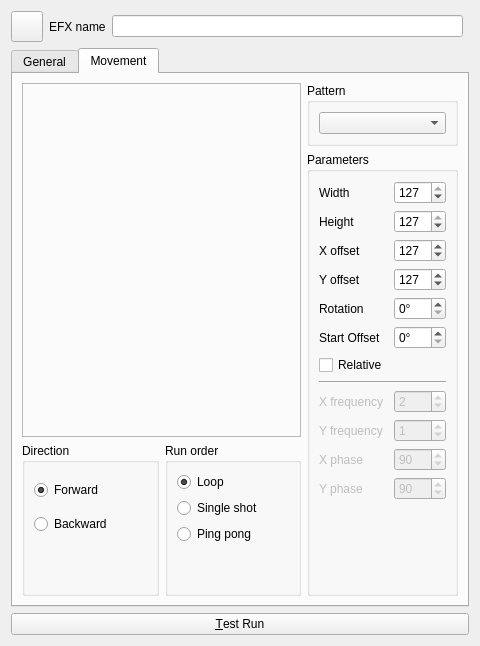
Old version of the form ui/src/efxeditor.ui in the repository mcallegari/qlcplus.
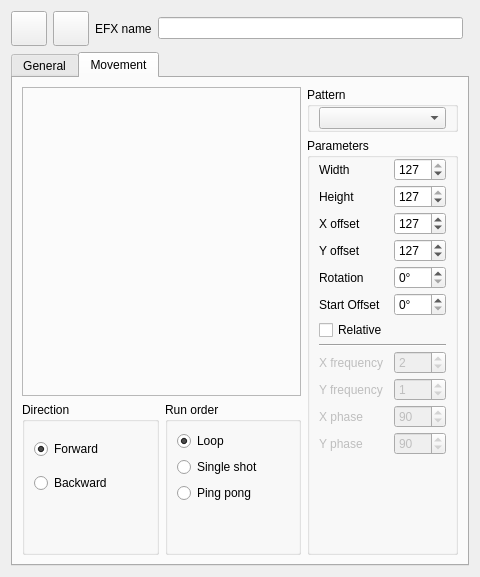
New version of the form. The open tabs and pages were chosen to show the change. Icons and pictures are not drawn.

Commit message: UI: unified EFX and RGB Matrix editor 'Test run' look & feel

What changed in the file:
```diff
--- a/ui/src/efxeditor.ui
+++ b/ui/src/efxeditor.ui
@@ -7,26 +7,13 @@
     <x>0</x>
     <y>0</y>
     <width>480</width>
-    <height>646</height>
+    <height>577</height>
    </rect>
   </property>
   <property name="windowTitle">
    <string>EFX Editor</string>
   </property>
   <layout class="QGridLayout" name="gridLayout_5">
-   <item row="4" column="0" colspan="2">
-    <widget class="QPushButton" name="m_testButton">
-     <property name="toolTip">
-      <string>See what the EFX does when it is run</string>
-     </property>
-     <property name="text">
-      <string>&amp;Test Run</string>
-     </property>
-     <property name="checkable">
-      <bool>true</bool>
-     </property>
-    </widget>
-   </item>
    <item row="3" column="0" colspan="2">
     <widget class="QTabWidget" name="m_tab">
      <property name="toolTip">
@@ -246,6 +233,12 @@
           <string>Pattern</string>
          </property>
          <layout class="QVBoxLayout" name="verticalLayout_3">
+          <property name="topMargin">
+           <number>0</number>
+          </property>
+          <property name="bottomMargin">
+           <number>0</number>
+          </property>
           <item>
            <widget class="QComboBox" name="m_algorithmCombo">
             <property name="toolTip">
@@ -262,6 +255,15 @@
           <string>Parameters</string>
          </property>
          <layout class="QGridLayout" name="gridLayout">
+          <property name="topMargin">
+           <number>0</number>
+          </property>
+          <property name="bottomMargin">
+           <number>0</number>
+          </property>
+          <property name="verticalSpacing">
+           <number>4</number>
+          </property>
           <item row="12" column="1">
            <widget class="QSpinBox" name="m_yPhaseSpin">
             <property name="enabled">
@@ -639,8 +641,28 @@
        </property>
        <property name="iconSize">
         <size>
-         <width>24</width>
-         <height>24</height>
+         <width>28</width>
+         <height>28</height>
+        </size>
+       </property>
+       <property name="checkable">
+        <bool>true</bool>
+       </property>
+      </widget>
+     </item>
+     <item>
+      <widget class="QToolButton" name="m_testButton">
+       <property name="toolTip">
+        <string>See what the EFX does when it is run</string>
+       </property>
+       <property name="icon">
+        <iconset resource="qlcui.qrc">
+         <normaloff>:/player_play.png</normaloff>:/player_play.png</iconset>
+       </property>
+       <property name="iconSize">
+        <size>
+         <width>28</width>
+         <height>28</height>
         </size>
        </property>
        <property name="checkable">
```
Left out of the diff: 88 changed lines with no effect on the pictures. The commit also changes 1 other file.
